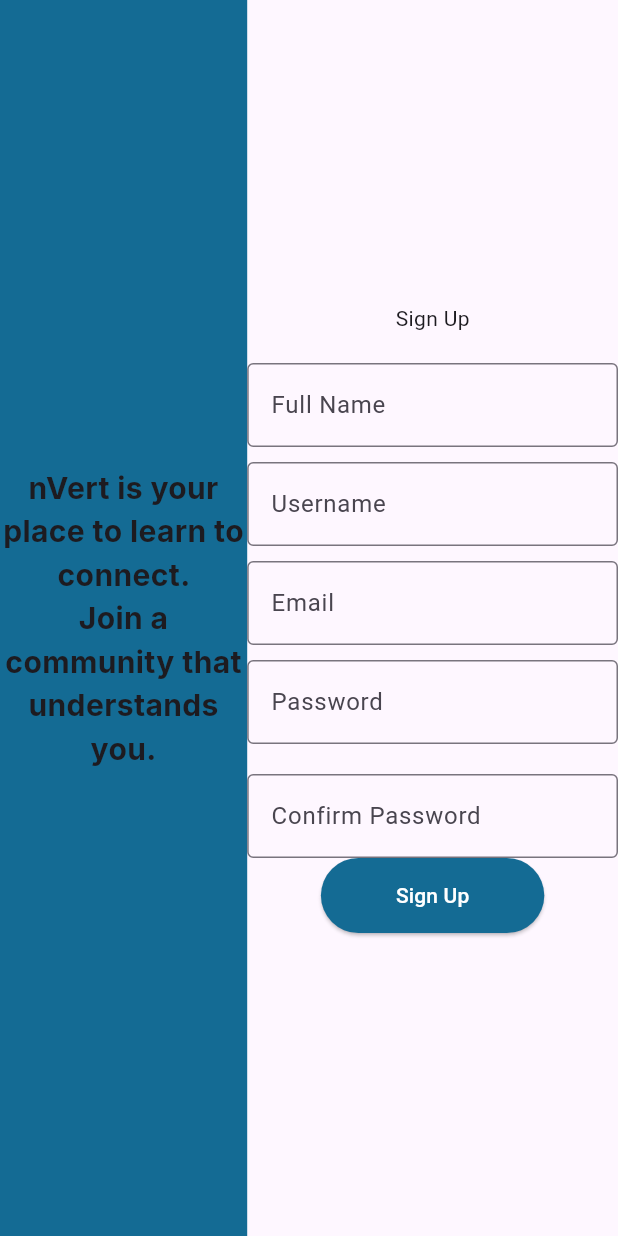
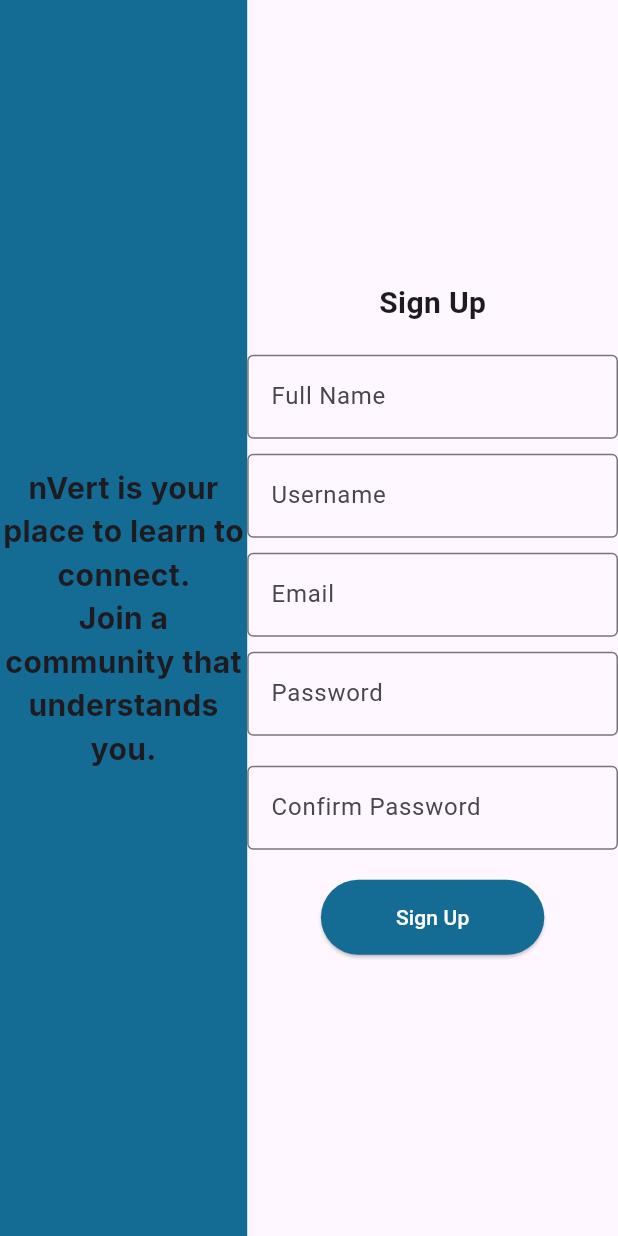
Before and after one commit to ndstancilFullsail/Invert, a Flutter app: the screen it shows after launch, after a tap on "Don't have an account? Sign Up", on a phone screen of 412 x 824 dp. Run offline on Flutter 3.47's test engine with Material 3 defaults, Android fonts, the phone set to English and light mode, and no system bars; our stand-ins replace firebase_core, google_fonts; accounts and stored records are empty.

Commit message:
Added a forgot password page

```diff
--- a/lib/main.dart
+++ b/lib/main.dart
@@ -1,4 +1,5 @@
 import 'package:flutter/material.dart';
+import 'package:invert/forgotpassword.dart';
 import 'package:invert/signuppage.dart';
 import 'package:invert/utils.dart';
 
@@ -72,10 +73,10 @@ class LoginPage extends StatelessWidget {
                       ),
                     ),
                     const SizedBox(height: 20),
-                    // Username Input
+                    // Email Input
                     TextField(
                       decoration: InputDecoration(
-                        labelText: 'Username',
+                        labelText: 'Email',
                         border: OutlineInputBorder(),
                       ),
                     ),
@@ -88,7 +89,18 @@ class LoginPage extends StatelessWidget {
                       ),
                       obscureText: true,
                     ),
-                    const SizedBox(height: 20),
+                    const SizedBox(height: 10),
+                    TextButton(
+                      onPressed: () {
+                        Navigator.push(context, MaterialPageRoute(
+                          builder: (context)=> ForgotPassword(),
+                          ),
+                        );
+                      },
+                      child: const Text("Forgot Password?"),
+                    ),
+
+
                     // Login Button
                     ElevatedButton(
                       onPressed: () {
--- a/lib/signuppage.dart
+++ b/lib/signuppage.dart
@@ -38,6 +38,7 @@ class _SignUpPageState extends State<SignUpPage> {
                     fontWeight: FontWeight.bold,),
                   ),
                   ),
+
               ),
             ),
 
@@ -50,7 +51,11 @@ class _SignUpPageState extends State<SignUpPage> {
                     mainAxisSize: MainAxisSize.min,
                     children: [
                       const Text(
-                        'Sign Up'
+                        'Sign Up',
+                        style: TextStyle(
+                          fontSize: 20,
+                          fontWeight: FontWeight.bold,
+                        ),
                       ),
                       const SizedBox(height: 20),
                       // Full Name Input
@@ -97,6 +102,7 @@ class _SignUpPageState extends State<SignUpPage> {
                           border: OutlineInputBorder(),
                           ),
                       ),
+                       const SizedBox(height: 20),
                       // Sign Up Button
                       ElevatedButton(
                         onPressed: () {
--- a/pubspec.yaml
+++ b/pubspec.yaml
@@ -82,6 +82,12 @@ flutter:
   # included with your application, so that you can use the icons in
   # the material Icons class.
   uses-material-design: true
+  assets:
+    -  images/
+
+
+
+
 
   # To add assets to your application, add an assets section, like this:
   # assets:
```
Also changed, not shown: lib/forgotpassword.dart (added, +105 -0 lines), images/db5ae0242b73f9d87a79ae1f36559913.png (added).
